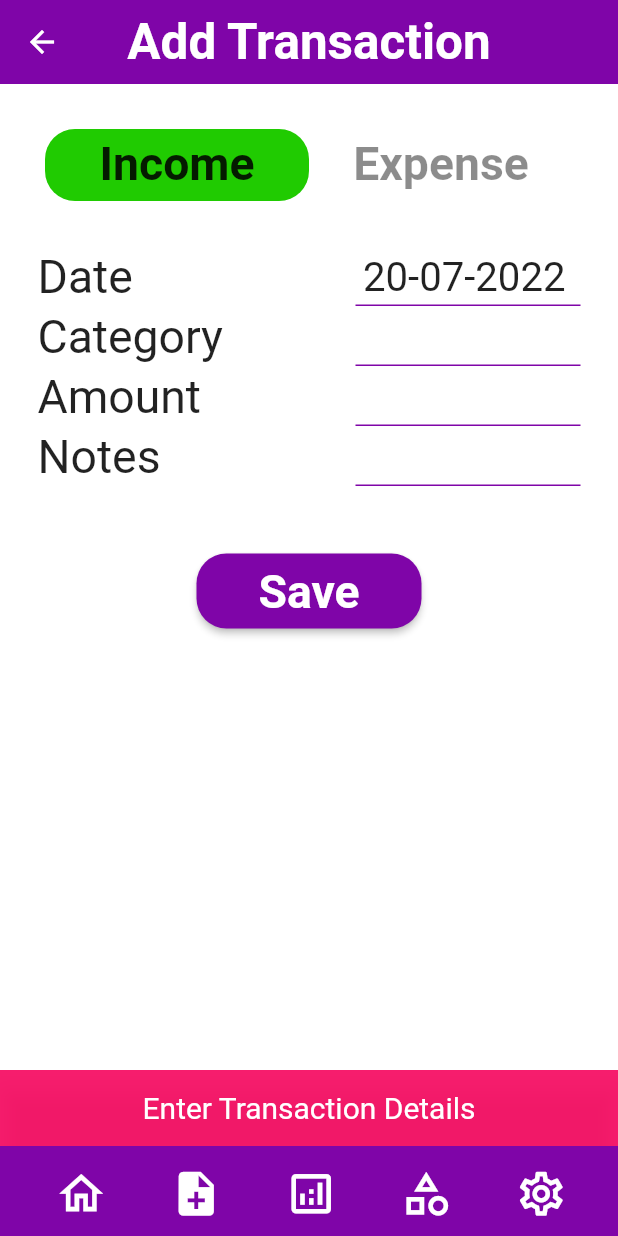
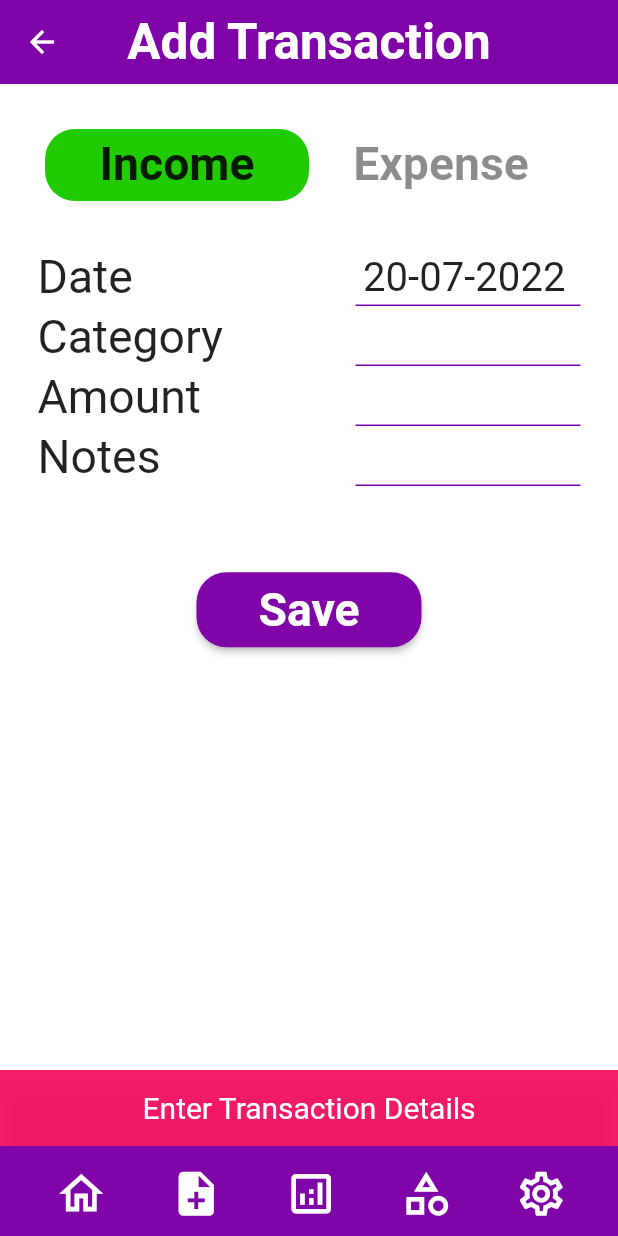
Before and after one commit to looohaar/CashBook, a Flutter app: the Home screen opened directly, item 2 of the bottom bar chosen, after a tap on "Save", on a phone screen of 412 x 824 dp. Run offline on Flutter 3.47's test engine with Material 2 defaults, Android fonts, the phone set to English and light mode, and no system bars; our stand-ins replace flutter_spinkit, google_fonts, hive, hive_flutter, share_plus and 2 more; missing offline and left inert: dart:ffi; accounts and stored records are empty; Roboto replaces fonts that are missing (Signika).

Commit message:
Mediaquery issues resolved

```diff
--- a/lib/main.dart
+++ b/lib/main.dart
@@ -13,8 +13,6 @@ import 'package:hive_flutter/hive_flutter.dart';
 late Box<Category> categoryVariable;
 late Box<Transactions> transactionsVariable;
 
-SizedBox hdivider1= SizedBox(height: 10,);
-SizedBox hdivider2= SizedBox(height: 15,);
 Future<void> main(List<String> args)async{
   WidgetsFlutterBinding.ensureInitialized();
   await Hive.initFlutter();
--- a/lib/screens/home/screen_home.dart
+++ b/lib/screens/home/screen_home.dart
@@ -31,6 +31,10 @@ class _HomeState extends State<Home> {
   ];
   @override
   Widget build(BuildContext context) {
+     double mediaqueryHeight= MediaQuery.of(context).size.height;
+    double mediaqueryWidth= MediaQuery.of(context).size.width;
+    SizedBox hdivider1= SizedBox(height: mediaqueryHeight*0.0155,);
+     SizedBox hdivider2= SizedBox(height: mediaqueryHeight*0.02325,);
     return Scaffold(
       // appBar: AppBar(
       //   centerTitle: true,
--- a/lib/screens/home/screensinhome/screen_addtransactions.dart
+++ b/lib/screens/home/screensinhome/screen_addtransactions.dart
@@ -43,6 +43,8 @@ class _AddTransactionsState extends State<AddTransactions> {
   Widget build(BuildContext context) {
       double mediaqueryHeight= MediaQuery.of(context).size.height;
     double mediaqueryWidth= MediaQuery.of(context).size.width;
+     SizedBox hdivider1= SizedBox(height: mediaqueryHeight*0.0155,);
+     SizedBox hdivider2= SizedBox(height: mediaqueryHeight*0.02325,);
     return Scaffold(
       backgroundColor: Colors.white,
       appBar: AppBar(
--- a/lib/screens/home/screensinhome/screen_categories.dart
+++ b/lib/screens/home/screensinhome/screen_categories.dart
@@ -35,7 +35,9 @@ class _CategoriesState extends State<Categories>
   Widget build(BuildContext context) {
      double mediaqueryHeight= MediaQuery.of(context).size.height;
     double mediaqueryWidth= MediaQuery.of(context).size.width;
-    return Scaffold(
+    SizedBox hdivider1= SizedBox(height: mediaqueryHeight*0.0155,);
+SizedBox hdivider2= SizedBox(height: mediaqueryHeight*0.02325,);
+   return Scaffold(
        backgroundColor: Colors.white,
       appBar: AppBar(
         centerTitle: true,
--- a/lib/screens/home/screensinhome/screen_statistics.dart
+++ b/lib/screens/home/screensinhome/screen_statistics.dart
@@ -45,6 +45,8 @@ class _StatisticsState extends State<Statistics> with TickerProviderStateMixin {
   Widget build(BuildContext context) {
     double mediaqueryHeight= MediaQuery.of(context).size.height;
     double mediaqueryWidth= MediaQuery.of(context).size.width;
+    SizedBox hdivider1= SizedBox(height: mediaqueryHeight*0.0155,);
+     SizedBox hdivider2= SizedBox(height: mediaqueryHeight*0.02325,);
     return Scaffold(
       backgroundColor: Colors.white,
         appBar: AppBar(
--- a/lib/screens/home/screensinhome/screen_transactions.dart
+++ b/lib/screens/home/screensinhome/screen_transactions.dart
@@ -37,6 +37,8 @@ class _TransactionHistoryState extends State<TransactionHistory> {
   Widget build(BuildContext context) {
      double mediaqueryHeight= MediaQuery.of(context).size.height;
     double mediaqueryWidth= MediaQuery.of(context).size.width;
+    SizedBox hdivider1= SizedBox(height: mediaqueryHeight*0.0155,);
+     SizedBox hdivider2= SizedBox(height: mediaqueryHeight*0.02325,);
     return SafeArea(
         child: Scaffold(
            backgroundColor: Colors.white,
@@ -137,7 +139,7 @@ class _TransactionHistoryState extends State<TransactionHistory> {
                               ),
                               hdivider1,
                               SizedBox(
-                                height: mediaqueryWidth*0.1,
+                                height: mediaqueryHeight*0.05,
                                 width: double.infinity,
                                 child: FittedBox(
                                   child: Text(
@@ -161,7 +163,9 @@ class _TransactionHistoryState extends State<TransactionHistory> {
                   );
                 },
               ),
-              hdivider2,
+                hdivider1,
+
+
               Container(
                 child: Column(
                   children: [
--- a/lib/screens/home/subscreens/addCategory.dart
+++ b/lib/screens/home/subscreens/addCategory.dart
@@ -14,6 +14,8 @@ class AddCategory extends StatelessWidget {
   Widget build(BuildContext context) {
     double mediaqueryHeight= MediaQuery.of(context).size.height;
     double mediaqueryWidth= MediaQuery.of(context).size.width;
+    SizedBox hdivider1= SizedBox(height: mediaqueryHeight*0.0155,);
+SizedBox hdivider2= SizedBox(height: mediaqueryHeight*0.02325,);
     return AlertDialog(
       content: SizedBox(
         height: 200,
--- a/lib/screens/home/subscreens/deleteCategory.dart
+++ b/lib/screens/home/subscreens/deleteCategory.dart
@@ -20,6 +20,8 @@ DeleteCategory(this.categoryKey, this.transactionKey);
   Widget build(BuildContext context) {
      double mediaqueryHeight= MediaQuery.of(context).size.height;
     double mediaqueryWidth= MediaQuery.of(context).size.width;
+    SizedBox hdivider1= SizedBox(height: mediaqueryHeight*0.0155,);
+SizedBox hdivider2= SizedBox(height: mediaqueryHeight*0.02325,);
     return AlertDialog(
       title: Text('Delete Category',
       style: GoogleFonts.signika(
--- a/lib/screens/home/subscreens/editCategory.dart
+++ b/lib/screens/home/subscreens/editCategory.dart
@@ -31,6 +31,8 @@ class _EditCategoryState extends State<EditCategory> {
   Widget build(BuildContext context) {
      double mediaqueryHeight= MediaQuery.of(context).size.height;
     double mediaqueryWidth= MediaQuery.of(context).size.width;
+    SizedBox hdivider1= SizedBox(height: mediaqueryHeight*0.0155,);
+     SizedBox hdivider2= SizedBox(height: mediaqueryHeight*0.02325,);
     return AlertDialog(
       content: Column(
 
--- a/lib/screens/home/subscreens/editTransactions.dart
+++ b/lib/screens/home/subscreens/editTransactions.dart
@@ -66,6 +66,8 @@ class _EditTransactionState extends State<EditTransaction> {
   Widget build(BuildContext context) {
       double mediaqueryHeight= MediaQuery.of(context).size.height;
     double mediaqueryWidth= MediaQuery.of(context).size.width;
+    SizedBox hdivider1= SizedBox(height: mediaqueryHeight*0.0155,);
+     SizedBox hdivider2= SizedBox(height: mediaqueryHeight*0.02325,);
     return Scaffold(
         appBar: AppBar(
           centerTitle: true,
--- a/lib/screens/home/subscreens/showCategory.dart
+++ b/lib/screens/home/subscreens/showCategory.dart
@@ -15,6 +15,10 @@ class ShowCategory extends StatelessWidget {
 
   @override
   Widget build(BuildContext context) {
+     double mediaqueryHeight= MediaQuery.of(context).size.height;
+    double mediaqueryWidth= MediaQuery.of(context).size.width;
+    SizedBox hdivider1= SizedBox(height: mediaqueryHeight*0.0155,);
+     SizedBox hdivider2= SizedBox(height: mediaqueryHeight*0.02325,);
     return Column(
       mainAxisAlignment: MainAxisAlignment.end,
       children: [
--- a/lib/screens/login/screen_login.dart
+++ b/lib/screens/login/screen_login.dart
@@ -17,6 +17,9 @@ class Login extends StatelessWidget {
   Widget build(BuildContext context) {
     double mediaqueryHeight= MediaQuery.of(context).size.height;
      double mediaqueryWidth= MediaQuery.of(context).size.width;
+
+    SizedBox hdivider1= SizedBox(height: mediaqueryHeight*0.0155,);
+     SizedBox hdivider2= SizedBox(height: mediaqueryHeight*0.02325,);
     return Scaffold(
       appBar: AppBar(
         automaticallyImplyLeading: false,
--- a/lib/screens/onboarding/screen_onboarding1.dart
+++ b/lib/screens/onboarding/screen_onboarding1.dart
@@ -14,6 +14,9 @@ class Onboarding1 extends StatelessWidget {
   Widget build(BuildContext context) {
      double mediaqueryHeight= MediaQuery.of(context).size.height;
      double mediaqueryWidth= MediaQuery.of(context).size.width;
+
+    SizedBox hdivider1= SizedBox(height: mediaqueryHeight*0.0155,);
+     SizedBox hdivider2= SizedBox(height: mediaqueryHeight*0.02325,);
     return Scaffold(
       body:SafeArea(
 
--- a/lib/screens/onboarding/screen_onboarding2.dart
+++ b/lib/screens/onboarding/screen_onboarding2.dart
@@ -13,6 +13,9 @@ class Onboarding2 extends StatelessWidget {
   Widget build(BuildContext context) {
      double mediaqueryHeight= MediaQuery.of(context).size.height;
     double mediaqueryWidth= MediaQuery.of(context).size.width;
+
+    SizedBox hdivider1= SizedBox(height: mediaqueryHeight*0.0155,);
+     SizedBox hdivider2= SizedBox(height: mediaqueryHeight*0.02325,);
     return Scaffold(
       body: SafeArea(
         child: Container(
```
Also changed, not shown: lib/screens/home/screensinhome/screen_settings.dart (+14 -12 lines), lib/screens/splash/screen_splash.dart (+5 -2 lines).
